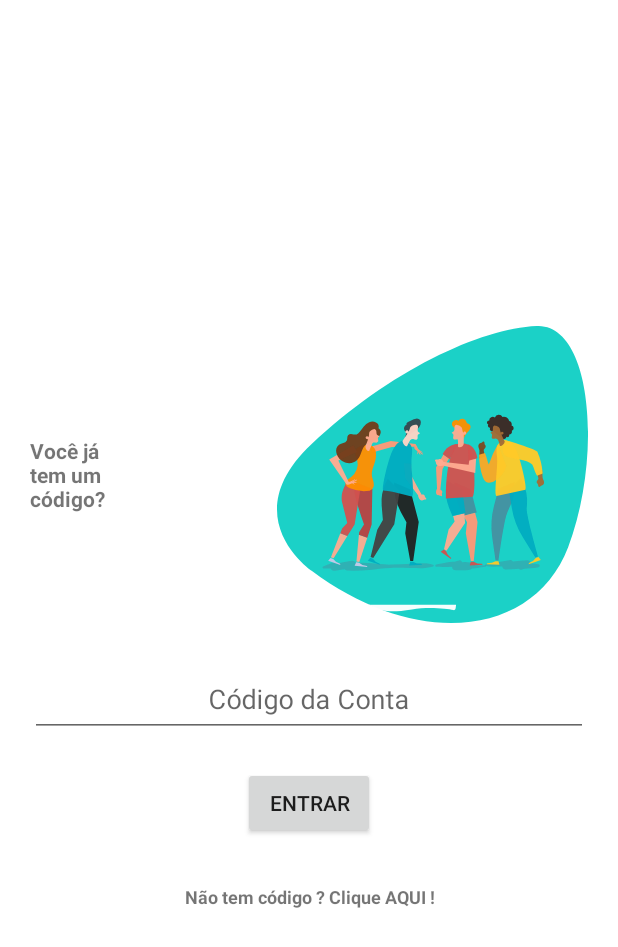
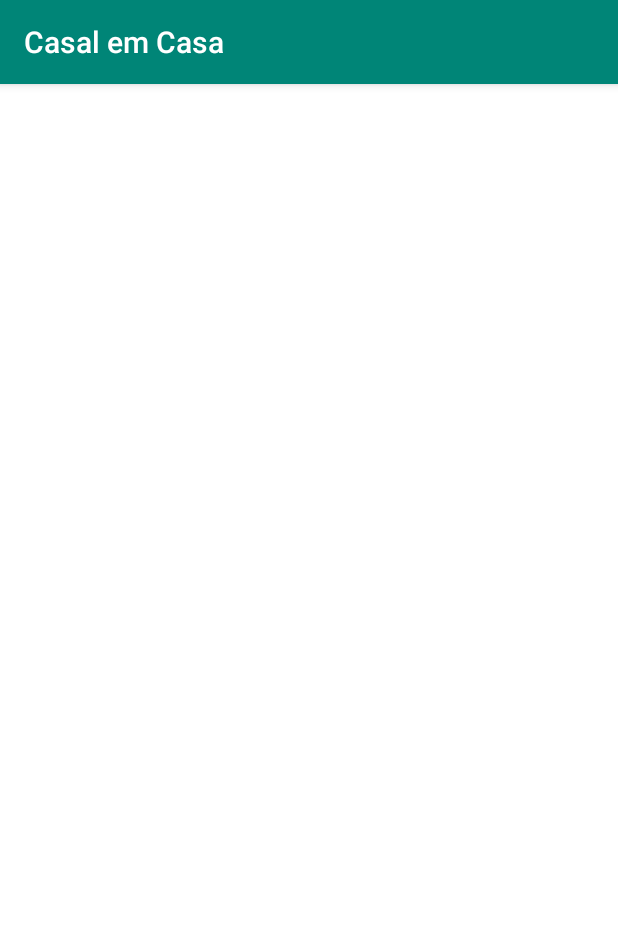
Before and after one commit to lostcrixxx/AppCasalEmCasa, an Android app: the first screen one second after launch (LoginActivity before the commit, SplashActivity after it), on a phone screen of 412 x 824 dp. Shown: the top 947 px of the screen. Run offline under Robolectric (Android 15) with nearby library versions, the phone set to English and light mode, and no system bars; plain views replace CircularProgressButton.

Commit message:
screen splash

```diff
--- a/app/build.gradle
+++ b/app/build.gradle
@@ -8,8 +8,8 @@ android {
         applicationId "br.com.envolvedesenvolve.casalemcasa"
         minSdkVersion 23
         targetSdkVersion 29
-        versionCode 1
-        versionName '0.0.1'
+        versionCode 3
+        versionName '0.0.3'
         testInstrumentationRunner "androidx.test.runner.AndroidJUnitRunner"
     }
     buildTypes {
@@ -30,6 +30,7 @@ dependencies {
     androidTestImplementation 'androidx.test.espresso:espresso-core:3.2.0'
 
     implementation 'com.google.firebase:firebase-firestore:21.4.0'
+    implementation 'com.google.firebase:firebase-database:19.2.1'
     implementation 'com.google.android.material:material:1.0.0'
     implementation 'androidx.cardview:cardview:1.0.0'
     implementation 'androidx.recyclerview:recyclerview:1.1.0'
--- a/app/src/main/AndroidManifest.xml
+++ b/app/src/main/AndroidManifest.xml
@@ -11,13 +11,16 @@
         android:supportsRtl="true"
         android:theme="@style/AppTheme"
         tools:ignore="GoogleAppIndexingWarning">
-        <activity android:name=".LoginActivity">
+        <activity android:name=".SplashActivity">
             <intent-filter>
                 <action android:name="android.intent.action.MAIN" />
 
                 <category android:name="android.intent.category.LAUNCHER" />
             </intent-filter>
         </activity>
+        <activity
+            android:name=".LoginActivity"
+            android:theme="@style/Theme.AppCompat.Light.NoActionBar" />
         <activity android:name=".MainActivity" />
         <activity android:name=".RegisterActivity" />
     </application>
--- a/app/src/main/java/br/com/envolvedesenvolve/casalemcasa/LoginActivity.java
+++ b/app/src/main/java/br/com/envolvedesenvolve/casalemcasa/LoginActivity.java
@@ -19,7 +19,7 @@ import java.util.UUID;
 
 /**
  * Created by Cristiano M. on 02/02/2020
- * Modified by Cristiano M. on 07/02/2020
+ * Modified by Cristiano M. on 09/02/2020
  */
 
 public class LoginActivity extends AppCompatActivity {
@@ -78,7 +78,7 @@ public class LoginActivity extends AppCompatActivity {
     public void connect(String code){
         prefs = getSharedPreferences("login", Context.MODE_PRIVATE);
         SharedPreferences.Editor ed = prefs.edit();
-        ed.putString("edtCode", code);
+        ed.putString("codePrefs", code);
         ed.commit();
 
         startActivity(new Intent(getBaseContext(), MainActivity.class));
@@ -99,7 +99,7 @@ public class LoginActivity extends AppCompatActivity {
     protected void onResume() {
         super.onResume();
         prefs = getSharedPreferences("login", Context.MODE_PRIVATE);
-        code = prefs.getString("edtCode", "");
+        code = prefs.getString("codePrefs", "");
         edtCode.setText(code);
         txtCode.setText(code);
     }
--- /dev/null
+++ b/app/src/main/java/br/com/envolvedesenvolve/casalemcasa/SplashActivity.java
@@ -0,0 +1,29 @@
+package br.com.envolvedesenvolve.casalemcasa;
+
+import androidx.appcompat.app.AppCompatActivity;
+
+import android.content.Intent;
+import android.os.Bundle;
+import android.os.Handler;
+
+public class SplashActivity extends AppCompatActivity {
+
+    Handler handler;
+
+    @Override
+    protected void onCreate(Bundle savedInstanceState) {
+        super.onCreate(savedInstanceState);
+        setContentView(R.layout.activity_splash);
+
+        handler = new Handler();
+
+        handler.postDelayed(new Runnable() {
+            @Override
+            public void run() {
+                Intent intent = new Intent(SplashActivity.this, LoginActivity.class);
+                startActivity(intent);
+                finish();
+            }
+        }, 3000);
+    }
+}
--- a/app/src/main/res/layout/activity_main.xml
+++ b/app/src/main/res/layout/activity_main.xml
@@ -72,6 +72,6 @@
         android:layout_width="match_parent"
         android:layout_height="match_parent"
         android:layout_marginTop="30dp"
-        app:layout_behavior="@string/appbar_scrolling_view_behavior"></androidx.recyclerview.widget.RecyclerView>
+        app:layout_behavior="@string/appbar_scrolling_view_behavior" />
 
 </androidx.coordinatorlayout.widget.CoordinatorLayout>
--- /dev/null
+++ b/app/src/main/res/layout/activity_splash.xml
@@ -0,0 +1,25 @@
+<?xml version="1.0" encoding="utf-8"?>
+<RelativeLayout xmlns:android="http://schemas.android.com/apk/res/android"
+    android:layout_width="match_parent"
+    android:layout_height="match_parent"
+    android:gravity="center"
+    android:background="@color/whiteTextColor">
+
+<!--    <ImageView-->
+<!--        android:id="@+id/logo_id"-->
+<!--        android:layout_width="250dp"-->
+<!--        android:layout_height="250dp"-->
+<!--        android:layout_centerInParent="true"-->
+<!--        android:src="@drawable/ic_launcher_foreground"/>-->
+
+<!--    <TextView-->
+<!--        android:layout_width="wrap_content"-->
+<!--        android:layout_height="wrap_content"-->
+
+<!--        android:layout_centerHorizontal="true"-->
+<!--        android:text="Casal em Casa\nLista de Tarefas"-->
+<!--        android:textSize="30dp"-->
+<!--        android:textColor="@color/register_bk_color"/>-->
+
+
+</RelativeLayout>
--- a/app/src/main/res/values/styles.xml
+++ b/app/src/main/res/values/styles.xml
@@ -1,7 +1,7 @@
 <resources>
 
     <!-- Base application theme. -->
-    <style name="AppTheme" parent="Theme.AppCompat.Light.NoActionBar">
+    <style name="AppTheme" parent="Theme.AppCompat.Light.DarkActionBar">
         <!-- Customize your theme here. -->
         <item name="colorPrimary">@color/colorPrimary</item>
         <item name="colorPrimaryDark">@color/colorPrimaryDark</item>
```
Also changed, not shown: app/src/main/java/br/com/envolvedesenvolve/casalemcasa/MainActivity.java (+10 -14 lines), 1 other file.
